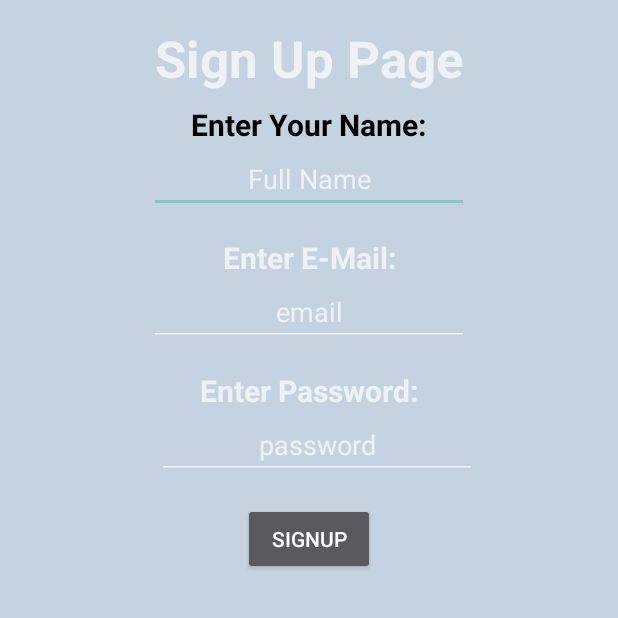
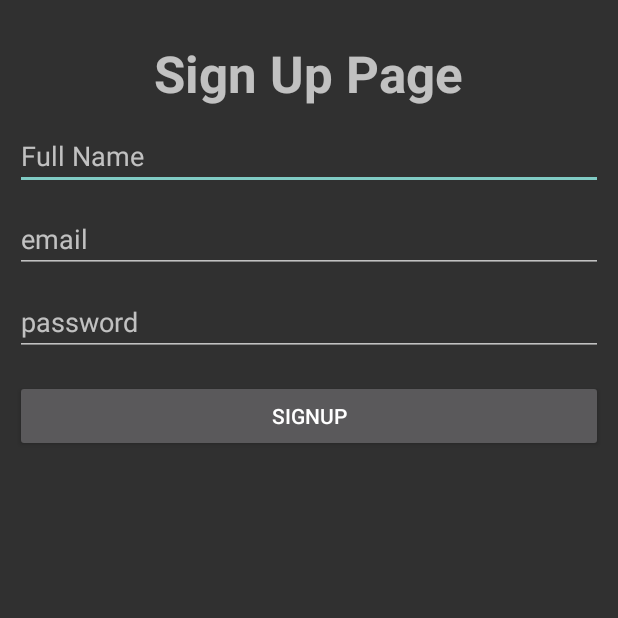
Before and after one commit to M7mdK/Restaurant_Android, an Android app: the SignUpPage screen opened directly, with no data from a screen before it, on a phone screen of 412 x 824 dp, the top half of it. Run offline under Robolectric (Android 15) with nearby library versions, the phone set to English and light mode, and no system bars; our stand-ins replace Firebase (no records; nobody signed in at launch, a user with empty details on screens opened directly).

Commit message:
Changed some layouts and styles - delete per user working and rest name, icons

```diff
--- a/app/src/main/java/com/example/restaurantratingapp/Comment.kt
+++ b/app/src/main/java/com/example/restaurantratingapp/Comment.kt
@@ -1,3 +1,3 @@
 package com.example.restaurantratingapp
 
-class Comment(var userId: String, var commentText: String, var commentId: String)
+class Comment(var userId: String,var userName: String, var commentText: String, var commentId: String)
--- a/app/src/main/res/layout/comment_item.xml
+++ b/app/src/main/res/layout/comment_item.xml
@@ -4,13 +4,16 @@
     android:layout_height="wrap_content"
     android:layout_margin="10dp"
     android:orientation="vertical"
+    android:background="#484848"
+    android:padding="5dp"
     >
     <TextView
         android:id="@+id/commentUserName"
         android:layout_width="wrap_content"
         android:layout_height="wrap_content"
         android:text="User_name"
-        android:textSize="25sp"
+        android:textSize="20sp"
+        android:textStyle="bold"
         android:paddingRight="10dp"
         />
     <LinearLayout
@@ -20,7 +23,6 @@
             android:id="@+id/resName"
             android:layout_width="wrap_content"
             android:layout_height="wrap_content"
-            android:textSize="20sp"
             android:text="comment_text"
             android:layout_weight="1"
             />
--- a/app/src/main/res/layout/signup_page.xml
+++ b/app/src/main/res/layout/signup_page.xml
@@ -1,122 +1,72 @@
 <?xml version="1.0" encoding="utf-8"?>
-<androidx.constraintlayout.widget.ConstraintLayout xmlns:android="http://schemas.android.com/apk/res/android"
+<LinearLayout xmlns:android="http://schemas.android.com/apk/res/android"
     xmlns:app="http://schemas.android.com/apk/res-auto"
     xmlns:tools="http://schemas.android.com/tools"
     android:layout_width="match_parent"
     android:layout_height="match_parent"
-    android:background="#C4D3DF"
-    android:textAlignment="center">
+    android:orientation="vertical"
+
+    android:padding="10dp"
+    >
 
     <TextView
+
+
         android:id="@+id/signupPageTitle"
         android:layout_width="wrap_content"
         android:layout_height="wrap_content"
         android:layout_marginTop="16dp"
-        android:backgroundTint="#FFFFFF"
         android:text="@string/sign_up_page"
         android:textSize="34sp"
+        android:layout_gravity="center"
+        android:textStyle="normal|bold"
 
-        android:textStyle="normal|bold"
-        app:layout_constraintEnd_toEndOf="parent"
-        app:layout_constraintStart_toStartOf="parent"
-        app:layout_constraintTop_toTopOf="parent" />
+        />
 
-    <TextView
-        android:id="@+id/textView"
-        android:layout_width="wrap_content"
-        android:layout_height="wrap_content"
-        android:layout_marginTop="8dp"
-        android:text="@string/enter_your_name"
-        android:textColor="@color/black"
-        android:textSize="20sp"
-        android:textStyle="bold"
-        app:layout_constraintEnd_toEndOf="parent"
-        app:layout_constraintStart_toStartOf="parent"
-        app:layout_constraintTop_toBottomOf="@+id/signupPageTitle" />
 
 
     <EditText
         android:id="@+id/fullName"
-        android:layout_width="wrap_content"
+        android:layout_width="match_parent"
         android:layout_height="wrap_content"
         android:ems="10"
 
         android:hint="@string/full_name"
         android:importantForAutofill="no"
         android:inputType="text"
-        android:textAlignment="center"
-        android:textColor="@color/black"
-        app:layout_constraintEnd_toEndOf="parent"
-        app:layout_constraintStart_toStartOf="parent"
-        app:layout_constraintTop_toBottomOf="@+id/textView" />
+        android:layout_marginTop="10dp"
+        />
 
     <EditText
         android:id="@+id/signupEmailEntry"
-        android:layout_width="wrap_content"
+        android:layout_width="match_parent"
         android:layout_height="wrap_content"
-        android:ems="10"
 
+
+        android:layout_marginTop="10dp"
         android:hint="@string/email"
-        android:importantForAutofill="no"
         android:inputType="textEmailAddress"
-        android:textAlignment="center"
-        app:layout_constraintEnd_toEndOf="parent"
-        app:layout_constraintStart_toStartOf="parent"
         app:layout_constraintTop_toBottomOf="@+id/EnterEamilText"
         tools:ignore="TouchTargetSizeCheck,SpeakableTextPresentCheck" />
 
     <EditText
         android:id="@+id/signupPasswordEntery"
-        android:layout_width="wrap_content"
+        android:layout_width="match_parent"
         android:layout_height="wrap_content"
-        android:ems="10"
         android:hint="@string/password"
-
-        android:importantForAutofill="no"
+        android:layout_marginTop="10dp"
 
         android:inputType="textPassword"
-        android:textAlignment="center"
-        app:layout_constraintEnd_toEndOf="parent"
-        app:layout_constraintHorizontal_bias="0.527"
-        app:layout_constraintStart_toStartOf="parent"
-        app:layout_constraintTop_toBottomOf="@+id/PasswordText"
-        tools:ignore="SpeakableTextPresentCheck,TouchTargetSizeCheck" />
-
-    <TextView
-        android:id="@+id/EnterEamilText"
-        android:layout_width="wrap_content"
-        android:layout_height="wrap_content"
-        android:layout_marginTop="16dp"
-        android:text="@string/enter_e_mail"
-        android:textSize="20sp"
-        android:textStyle="normal|bold"
-        app:layout_constraintEnd_toEndOf="parent"
-        app:layout_constraintStart_toStartOf="parent"
-        app:layout_constraintTop_toBottomOf="@+id/fullName" />
-
-    <TextView
-        android:id="@+id/PasswordText"
-        android:layout_width="wrap_content"
-        android:layout_height="wrap_content"
-        android:layout_marginTop="16dp"
-        android:text="@string/enter_password"
-
-        android:textSize="20sp"
-
-        android:textStyle="normal|bold"
-        app:layout_constraintEnd_toEndOf="parent"
-        app:layout_constraintStart_toStartOf="parent"
-        app:layout_constraintTop_toBottomOf="@+id/signupEmailEntry" />
+        />
 
     <Button
         android:id="@+id/signupButton"
-        android:layout_width="wrap_content"
+        android:layout_width="match_parent"
         android:layout_height="wrap_content"
         android:layout_marginTop="16dp"
         android:text="@string/signup"
-        app:layout_constraintEnd_toEndOf="parent"
-        app:layout_constraintStart_toStartOf="parent"
-        app:layout_constraintTop_toBottomOf="@+id/signupPasswordEntery" />
+
+        />
 
 
-</androidx.constraintlayout.widget.ConstraintLayout>
+</LinearLayout>
```
Also changed, not shown: app/src/main/java/com/example/restaurantratingapp/CommentAdapter.kt (+8 -5 lines), app/src/main/java/com/example/restaurantratingapp/RestaurantSpecificPage.kt (+23 -12 lines), app/src/main/res/layout/login_page.xml (+6 -6 lines), app/src/main/res/layout/restaurant_specific_page.xml (+4 -12 lines).
